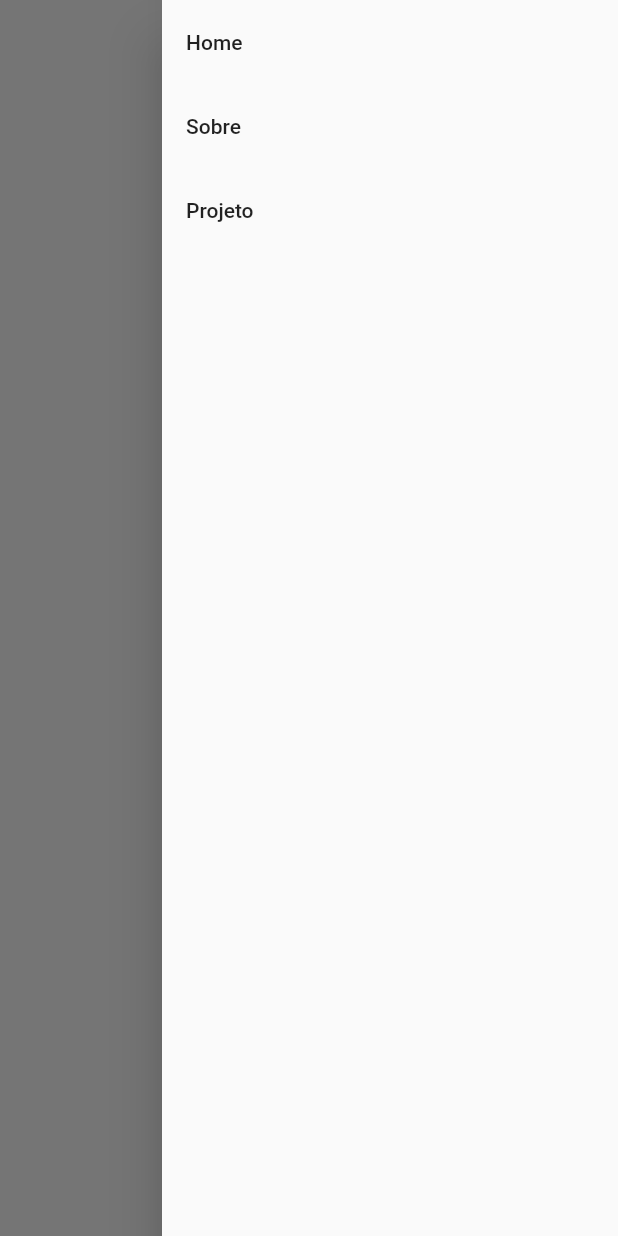
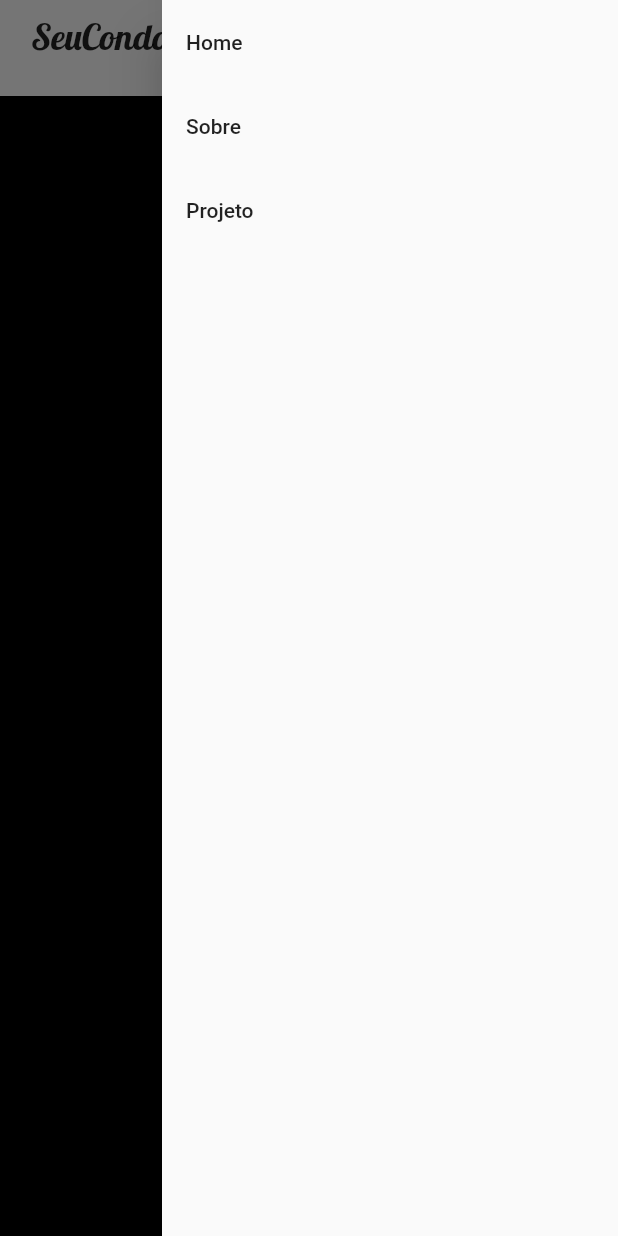
Before and after one commit to PBayma/atividade_ativa, a Flutter app: the screen it shows after launch, after a tap on the "menu" icon, after a tap on "Sobre", on a phone screen of 412 x 824 dp. Run offline on Flutter 3.47's test engine with Material 2 defaults, Android fonts, the phone set to English and light mode, and no system bars; our stand-ins replace google_fonts.

Commit message:
Created mobile content home

```diff
--- /dev/null
+++ b/lib/screens/components/home_mobile_content.dart
@@ -0,0 +1,114 @@
+import 'package:flutter/material.dart';
+import 'package:google_fonts/google_fonts.dart';
+import 'package:url_launcher/url_launcher.dart';
+
+final _kPersonalInstagram = Uri.parse('https://www.instagram.com/pedrbayma/');
+final _kPersonalLinkedin =
+    Uri.parse('https://www.linkedin.com/in/pedro-bayma/');
+
+class HomeMobileContent extends StatelessWidget {
+  const HomeMobileContent({Key? key}) : super(key: key);
+
+  @override
+  Widget build(BuildContext context) {
+    final double titleFontSize =
+        MediaQuery.of(context).size.width > 1250 ? 48 : 36;
+    final double descriptionFontSize =
+        MediaQuery.of(context).size.width > 1250 ? 24 : 16;
+
+    const buildingImage =
+        Image(image: AssetImage("assets\\images\\building.png"));
+    const instagramLogo = Image(
+      image: AssetImage("assets\\icons\\white_insta_logo.png"),
+      height: 24,
+      width: 24,
+    );
+    const linkedinLogo = Image(
+      image: AssetImage("assets\\icons\\white_linkedin_logo.png"),
+      height: 24,
+      width: 24,
+    );
+
+    const condominiumDescription =
+        "Nossa empresa tem o objetivo de dar tranquilidade para o síndico e transparência para moradores, sempre melhorando a experiência de morar em condomínios. Temos a idéia de tratar o condomínio como uma empresa, facilitando ao máximo a usabilidade dos moradores!";
+
+    return ListView(
+      children: [
+        Container(
+          padding: EdgeInsets.only(
+              left: MediaQuery.of(context).size.width * 0.05,
+              right: MediaQuery.of(context).size.width * 0.05),
+          child: Column(
+            children: [
+              buildingImage,
+              Text(
+                'Administradora digital do seu condomínio',
+                style: GoogleFonts.lobster(fontSize: titleFontSize),
+              ),
+              const SizedBox(height: 48),
+              Text(
+                condominiumDescription,
+                style: TextStyle(fontSize: descriptionFontSize),
+                overflow: TextOverflow.clip,
+              ),
+            ],
+          ),
+        ),
+        const SizedBox(height: 64),
+        Container(
+          color: Colors.black,
+          padding: const EdgeInsets.all(16),
+          child: Column(
+            children: [
+              Text(
+                "Automações para seu conforto.",
+                style: GoogleFonts.lobster(
+                  fontSize: 16,
+                  color: Colors.white,
+                ),
+              ),
+              const SizedBox(height: 48),
+              const Text(
+                "Contatos: 61-996360014",
+                style: TextStyle(
+                  color: Colors.white,
+                  fontWeight: FontWeight.bold,
+                ),
+              ),
+              const SizedBox(height: 16),
+              const InkWell(
+                onTap: _launchInstagramUrl,
+                child: instagramLogo,
+              ),
+              const SizedBox(height: 16),
+              const InkWell(
+                onTap: _launcLinkedinhUrl,
+                child: linkedinLogo,
+              ),
+              const SizedBox(height: 48),
+              Text(
+                "Somos apaixonados por tecnologia. É ela que nos permite promover a integração do conforto de cada usuário e entregando automação e facilidades da forma mais personalizada possível.",
+                style: GoogleFonts.lobster(
+                  fontSize: 16,
+                  color: Colors.white,
+                ),
+              ),
+            ],
+          ),
+        )
+      ],
+    );
+  }
+}
+
+Future<void> _launchInstagramUrl() async {
+  if (!await launchUrl(_kPersonalInstagram)) {
+    throw 'Could not launch $_kPersonalInstagram';
+  }
+}
+
+Future<void> _launcLinkedinhUrl() async {
+  if (!await launchUrl(_kPersonalLinkedin)) {
+    throw 'Could not launch $_kPersonalLinkedin';
+  }
+}
--- a/lib/screens/home_screen.dart
+++ b/lib/screens/home_screen.dart
@@ -7,6 +7,7 @@ import 'package:google_fonts/google_fonts.dart';
 
 import '../components/custom_tab_bar.dart';
 import 'components/home_content.dart';
+import 'components/home_mobile_content.dart';
 
 class HomeScreen extends StatefulWidget {
   const HomeScreen({Key? key}) : super(key: key);
@@ -22,6 +23,7 @@ class _HomeScreenState extends State<HomeScreen>
   late double paddingHeaderContent;
   late TabController tabController;
   final key = GlobalKey<ScaffoldState>();
+  late Widget mobileBody;
 
   List<ContentView> contentViews = [
     ContentView(
@@ -42,6 +44,7 @@ class _HomeScreenState extends State<HomeScreen>
   void initState() {
     super.initState();
     tabController = TabController(length: contentViews.length, vsync: this);
+    mobileBody = const HomeMobileContent();
   }
 
   @override
@@ -103,23 +106,36 @@ class _HomeScreenState extends State<HomeScreen>
   }
 
   Widget mobileView() {
-    return Padding(
-      padding:
-          EdgeInsets.only(left: screenWidth * 0.05, right: screenWidth * 0.05),
-      child: SizedBox(
+    return SizedBox(
       width: screenWidth,
       child: Column(
         mainAxisAlignment: MainAxisAlignment.start,
         crossAxisAlignment: CrossAxisAlignment.end,
         children: [
+          Padding(
+            padding: EdgeInsets.only(
+                left: screenWidth * 0.05, right: screenWidth * 0.05),
+            child: Row(
+              mainAxisAlignment: MainAxisAlignment.spaceBetween,
+              children: [
+                Text(
+                  "SeuCondominium",
+                  style: GoogleFonts.lobster(
+                    fontSize: 24,
+                  ),
+                ),
                 IconButton(
                   iconSize: screenWidth * 0.05,
                   icon: const Icon(Icons.menu_rounded),
                   color: Colors.black,
                   onPressed: () => key.currentState?.openEndDrawer(),
-            )
+                ),
               ],
             ),
+          ),
+          const SizedBox(height: 16),
+          Flexible(child: mobileBody),
+        ],
       ),
     );
   }
@@ -130,7 +146,36 @@ class _HomeScreenState extends State<HomeScreen>
         children: contentViews
             .map((e) => ListTile(
                   title: Text(e.tab.title),
-                  onTap: () {},
+                  onTap: () {
+                    switch (e.tab.title) {
+                      case "Home":
+                        setState(() {
+                          mobileBody = const HomeMobileContent();
+                        });
+                        break;
+                      case "Sobre":
+                        setState(() {
+                          mobileBody = Container(
+                            padding: const EdgeInsets.all(8),
+                            color: Colors.black,
+                          );
+                        });
+                        break;
+                      case "Projeto":
+                        setState(() {
+                          mobileBody = Container(
+                            padding: const EdgeInsets.all(8),
+                            color: Colors.yellow,
+                          );
+                        });
+                        break;
+                      default:
+                        setState(() {
+                          mobileBody = const HomeMobileContent();
+                        });
+                        break;
+                    }
+                  },
                 ))
             .toList(),
       ),
```
Lines whose indentation alone changed are shown as unchanged.
